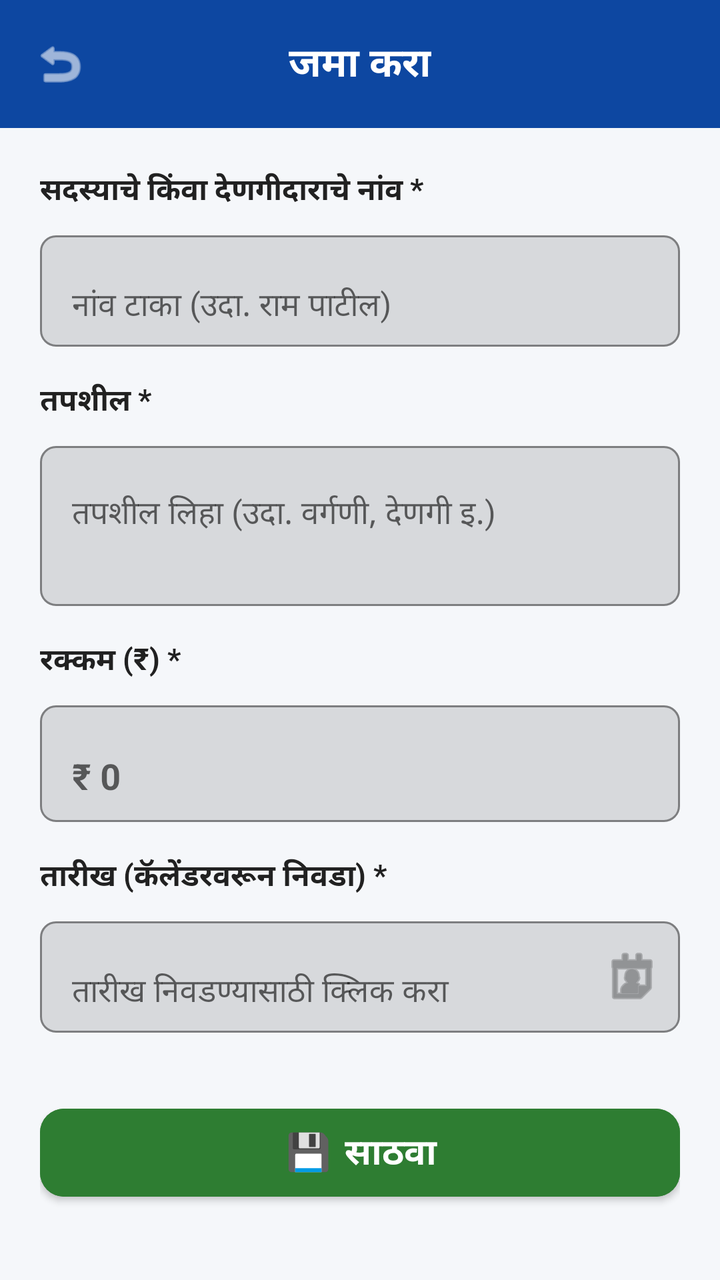
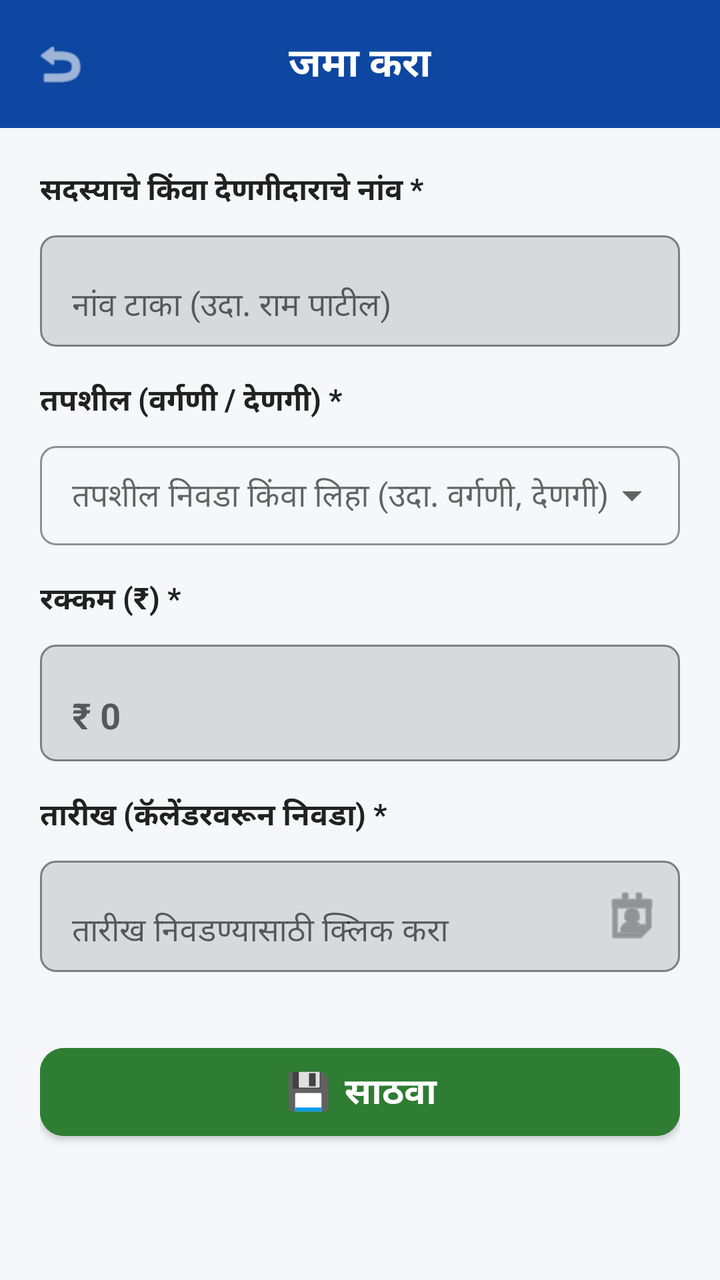

Before-and-after screenshots of an Android layout around one commit, followed by the original layout XML and the change that was made.
<!-- AndroidManifest.xml: application theme Theme.GaneshMitraMandal -->
<!-- res/layout/activity_add_transaction.xml -->
<?xml version="1.0" encoding="utf-8"?>
<RelativeLayout xmlns:android="http://schemas.android.com/apk/res/android"
    xmlns:app="http://schemas.android.com/apk/res-auto"
    android:layout_width="match_parent"
    android:layout_height="match_parent"
    android:background="@color/bg_light">

    
    <RelativeLayout
        android:id="@+id/topBar"
        android:layout_width="match_parent"
        android:layout_height="64dp"
        android:background="@color/primary_blue"
        android:paddingHorizontal="16dp">

        <ImageView
            android:id="@+id/btnBack"
            android:layout_width="28dp"
            android:layout_height="28dp"
            android:layout_alignParentStart="true"
            android:layout_centerVertical="true"
            android:src="@android:drawable/ic_menu_revert"
            app:tint="@color/white" />

        <TextView
            android:id="@+id/tvFormTitle"
            android:layout_width="wrap_content"
            android:layout_height="wrap_content"
            android:layout_centerInParent="true"
            android:text="@string/form_title_jama"
            android:textColor="@color/white"
            android:textSize="20sp"
            android:textStyle="bold" />
    </RelativeLayout>

    <ScrollView
        android:layout_width="match_parent"
        android:layout_height="match_parent"
        android:layout_below="@id/topBar"
        android:padding="20dp">

        <LinearLayout
            android:layout_width="match_parent"
            android:layout_height="wrap_content"
            android:orientation="vertical">

            
            <LinearLayout
                android:id="@+id/layoutMemberName"
                android:layout_width="match_parent"
                android:layout_height="wrap_content"
                android:orientation="vertical">

                <TextView
                    android:layout_width="wrap_content"
                    android:layout_height="wrap_content"
                    android:layout_marginBottom="6dp"
                    android:text="सदस्याचे किंवा देणगीदाराचे नांव *"
                    android:textColor="@color/text_primary"
                    android:textSize="15sp"
                    android:textStyle="bold" />

                <com.google.android.material.textfield.TextInputLayout
                    android:layout_width="match_parent"
                    android:layout_height="wrap_content"
                    android:layout_marginBottom="16dp"
                    app:boxBackgroundMode="outline"
                    app:boxCornerRadiusBottomEnd="8dp"
                    app:boxCornerRadiusBottomStart="8dp"
                    app:boxCornerRadiusTopEnd="8dp"
                    app:boxCornerRadiusTopStart="8dp"
                    app:boxStrokeColor="@color/primary_blue">

                    <com.google.android.material.textfield.TextInputEditText
                        android:id="@+id/etMemberName"
                        android:layout_width="match_parent"
                        android:layout_height="wrap_content"
                        android:hint="नांव टाका (उदा. राम पाटील)" />
                </com.google.android.material.textfield.TextInputLayout>
            </LinearLayout>

            
            <TextView
                android:id="@+id/tvDetailsLabel"
                android:layout_width="wrap_content"
                android:layout_height="wrap_content"
                android:layout_marginBottom="6dp"
                android:text="तपशील *"
                android:textColor="@color/text_primary"
                android:textSize="15sp"
                android:textStyle="bold" />

            <com.google.android.material.textfield.TextInputLayout
                android:layout_width="match_parent"
                android:layout_height="wrap_content"
                android:layout_marginBottom="16dp"
                app:boxBackgroundMode="outline"
                app:boxCornerRadiusBottomEnd="8dp"
                app:boxCornerRadiusBottomStart="8dp"
                app:boxCornerRadiusTopEnd="8dp"
                app:boxCornerRadiusTopStart="8dp"
                app:boxStrokeColor="@color/primary_blue">

                <com.google.android.material.textfield.TextInputEditText
                    android:id="@+id/etDetails"
                    android:layout_width="match_parent"
                    android:layout_height="80dp"
                    android:gravity="top|start"
                    android:hint="तपशील लिहा (उदा. वर्गणी, देणगी इ.)"
                    android:inputType="textMultiLine" />
            </com.google.android.material.textfield.TextInputLayout>

            
            <TextView
                android:layout_width="wrap_content"
                android:layout_height="wrap_content"
                android:layout_marginBottom="6dp"
                android:text="रक्कम (₹) *"
                android:textColor="@color/text_primary"
                android:textSize="15sp"
                android:textStyle="bold" />

            <com.google.android.material.textfield.TextInputLayout
                android:layout_width="match_parent"
                android:layout_height="wrap_content"
                android:layout_marginBottom="16dp"
                app:boxBackgroundMode="outline"
                app:boxCornerRadiusBottomEnd="8dp"
                app:boxCornerRadiusBottomStart="8dp"
                app:boxCornerRadiusTopEnd="8dp"
                app:boxCornerRadiusTopStart="8dp"
                app:boxStrokeColor="@color/primary_blue">

                <com.google.android.material.textfield.TextInputEditText
                    android:id="@+id/etAmount"
                    android:layout_width="match_parent"
                    android:layout_height="wrap_content"
                    android:hint="₹ 0"
                    android:inputType="numberDecimal"
                    android:textSize="18sp"
                    android:textStyle="bold" />
            </com.google.android.material.textfield.TextInputLayout>

            
            <TextView
                android:layout_width="wrap_content"
                android:layout_height="wrap_content"
                android:layout_marginBottom="6dp"
                android:text="तारीख (कॅलेंडरवरून निवडा) *"
                android:textColor="@color/text_primary"
                android:textSize="15sp"
                android:textStyle="bold" />

            <com.google.android.material.textfield.TextInputLayout
                android:layout_width="match_parent"
                android:layout_height="wrap_content"
                android:layout_marginBottom="32dp"
                app:boxBackgroundMode="outline"
                app:boxCornerRadiusBottomEnd="8dp"
                app:boxCornerRadiusBottomStart="8dp"
                app:boxCornerRadiusTopEnd="8dp"
                app:boxCornerRadiusTopStart="8dp"
                app:boxStrokeColor="@color/primary_blue"
                app:endIconDrawable="@android:drawable/ic_menu_my_calendar"
                app:endIconMode="custom">

                <com.google.android.material.textfield.TextInputEditText
                    android:id="@+id/etDate"
                    android:layout_width="match_parent"
                    android:layout_height="wrap_content"
                    android:clickable="true"
                    android:cursorVisible="false"
                    android:focusable="false"
                    android:hint="तारीख निवडण्यासाठी क्लिक करा" />
            </com.google.android.material.textfield.TextInputLayout>

            
            <com.google.android.material.button.MaterialButton
                android:id="@+id/btnSave"
                android:layout_width="match_parent"
                android:layout_height="56dp"
                android:backgroundTint="@color/jama_green"
                android:text="@string/btn_save"
                android:textColor="@color/white"
                android:textSize="18sp"
                android:textStyle="bold"
                app:cornerRadius="12dp" />

        </LinearLayout>
    </ScrollView>

</RelativeLayout>
<!-- resources referenced by this layout -->
<resources>
  <color name="bg_light">#F5F7FA</color>
  <color name="jama_green">#2E7D32</color>
  <color name="primary_blue">#0D47A1</color>
  <color name="text_primary">#212121</color>
  <color name="white">#FFFFFF</color>
  <string name="btn_save">💾 साठवा</string>
  <string name="form_title_jama">जमा करा</string>
  <style name="Theme.GaneshMitraMandal" parent="Theme.MaterialComponents.Light.NoActionBar">
          <item name="colorPrimary">@color/primary_blue</item>
          <item name="colorPrimaryDark">@color/primary_blue_dark</item>
          <item name="colorAccent">@color/accent_orange</item>
          <item name="android:windowBackground">@color/bg_light</item>
          <item name="android:statusBarColor">@color/primary_blue_dark</item>
      </style>
  <color name="primary_blue_dark">#082F6B</color>
  <color name="accent_orange">#FF6D00</color>
</resources>

<!-- the commit's change to res/layout/activity_add_transaction.xml (unified diff, before → after) -->
@@ -75,7 +75,8 @@
                         android:id="@+id/etMemberName"
                         android:layout_width="match_parent"
                         android:layout_height="wrap_content"
-                        android:hint="नांव टाका (उदा. राम पाटील)" />
+                        android:hint="नांव टाका (उदा. राम पाटील)"
+                        android:textColor="@color/text_primary" />
                 </com.google.android.material.textfield.TextInputLayout>
             </LinearLayout>
 
@@ -85,29 +86,31 @@
                 android:layout_width="wrap_content"
                 android:layout_height="wrap_content"
                 android:layout_marginBottom="6dp"
-                android:text="तपशील *"
+                android:text="तपशील (वर्गणी / देणगी) *"
                 android:textColor="@color/text_primary"
                 android:textSize="15sp"
                 android:textStyle="bold" />
 
             <com.google.android.material.textfield.TextInputLayout
+                style="@style/Widget.MaterialComponents.TextInputLayout.OutlinedBox.ExposedDropdownMenu"
                 android:layout_width="match_parent"
                 android:layout_height="wrap_content"
                 android:layout_marginBottom="16dp"
-                app:boxBackgroundMode="outline"
                 app:boxCornerRadiusBottomEnd="8dp"
                 app:boxCornerRadiusBottomStart="8dp"
                 app:boxCornerRadiusTopEnd="8dp"
                 app:boxCornerRadiusTopStart="8dp"
                 app:boxStrokeColor="@color/primary_blue">
 
-                <com.google.android.material.textfield.TextInputEditText
+                <AutoCompleteTextView
                     android:id="@+id/etDetails"
                     android:layout_width="match_parent"
-                    android:layout_height="80dp"
-                    android:gravity="top|start"
-                    android:hint="तपशील लिहा (उदा. वर्गणी, देणगी इ.)"
-                    android:inputType="textMultiLine" />
+                    android:layout_height="wrap_content"
+                    android:hint="तपशील निवडा किंवा लिहा (उदा. वर्गणी, देणगी)"
+                    android:inputType="text"
+                    android:paddingVertical="14dp"
+                    android:textColor="@color/text_primary"
+                    android:textSize="16sp" />
             </com.google.android.material.textfield.TextInputLayout>
 
             
@@ -137,6 +140,7 @@
                     android:layout_height="wrap_content"
                     android:hint="₹ 0"
                     android:inputType="numberDecimal"
+                    android:textColor="@color/text_primary"
                     android:textSize="18sp"
                     android:textStyle="bold" />
             </com.google.android.material.textfield.TextInputLayout>
@@ -171,7 +175,8 @@
                     android:clickable="true"
                     android:cursorVisible="false"
                     android:focusable="false"
-                    android:hint="तारीख निवडण्यासाठी क्लिक करा" />
+                    android:hint="तारीख निवडण्यासाठी क्लिक करा"
+                    android:textColor="@color/text_primary" />
             </com.google.android.material.textfield.TextInputLayout>
 
             
